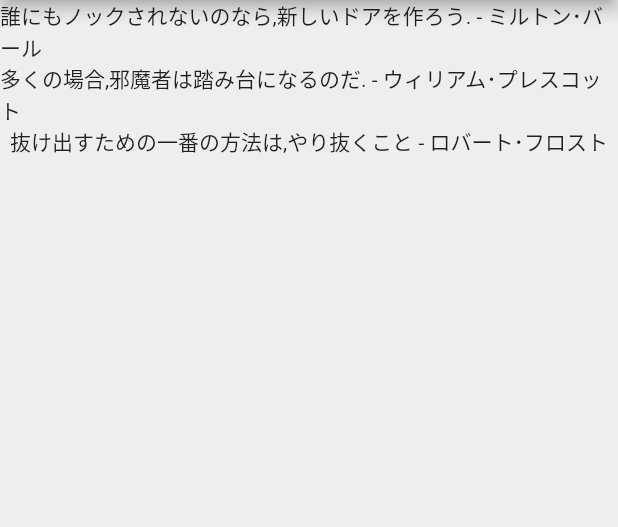
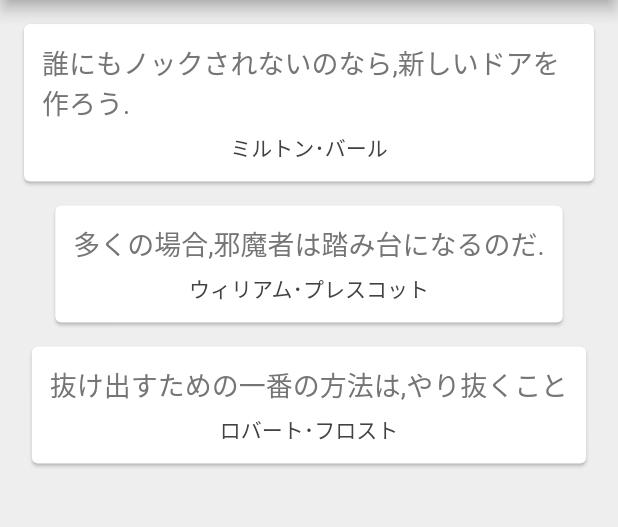
Before and after one commit to shuheydev/flutter_awesome_quotes, a Flutter app: the screen it shows after launch, on a phone screen of 412 x 824 dp, the part 84-611 px from its top. Run offline on Flutter 3.47's test engine with Material 2 defaults, Android fonts, the phone set to English and light mode, and no system bars; Roboto replaces fonts that are missing (NotoSerifJP).

Commit message:
リストの各項目をテンプレートを使って表示.

```diff
--- a/lib/main.dart
+++ b/lib/main.dart
@@ -17,6 +17,36 @@ class _QuoteListState extends State<QuoteList> {
     Quote(text: '抜け出すための一番の方法は,やり抜くこと', author: 'ロバート･フロスト'),
   ];
 
+  Widget quoteTemplate({Quote quote}) {
+    return Card(
+      margin: EdgeInsets.fromLTRB(16.0, 16.0, 16.0, 0.0),
+      child: Padding(
+        padding: const EdgeInsets.all(12.0),
+        child: Column(
+          children: <Widget>[
+            Text(
+              quote.text,
+              style: TextStyle(
+                fontSize: 18.0,
+                color: Colors.grey[600],
+              ),
+            ),
+            SizedBox(
+              height: 6.0,
+            ),
+            Text(
+              quote.author,
+              style: TextStyle(
+                fontSize: 14.0,
+                color: Colors.grey[800],
+              ),
+            ),
+          ],
+        ),
+      ),
+    );
+  }
+
   @override
   Widget build(BuildContext context) {
     return Scaffold(
@@ -30,12 +60,7 @@ class _QuoteListState extends State<QuoteList> {
         centerTitle: true,
       ),
       body: Column(
-        children: quotes
-            .map((quote) => Text(
-                  '${quote.text} - ${quote.author}',
-                  style: TextStyle(fontFamily: 'NotoSerifJP'),
-                ))
-            .toList(),
+        children: quotes.map((quote) => quoteTemplate(quote: quote)).toList(),
       ),
     );
   }
```
